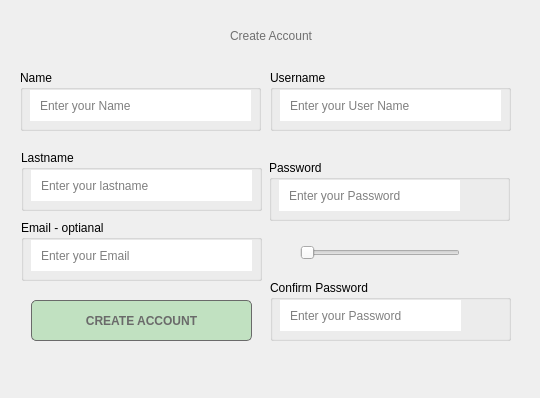
Above: signupdialog.ui from sanazshokrzadeh/Messanger_throw_10 before the change. Below: the same form after it.
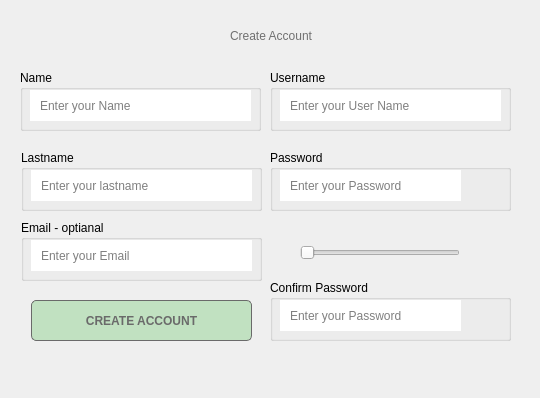
That is the form after the change. Icons and pictures are not drawn.

What changed in the file:
```diff
--- a/signupdialog.ui
+++ b/signupdialog.ui
@@ -279,8 +279,8 @@
   <widget class="QGroupBox" name="groupBox_14">
    <property name="geometry">
     <rect>
-     <x>269</x>
-     <y>160</y>
+     <x>270</x>
+     <y>150</y>
      <width>241</width>
      <height>61</height>
     </rect>
```
Left out of the diff: 3 changed lines with no effect on the pictures.
